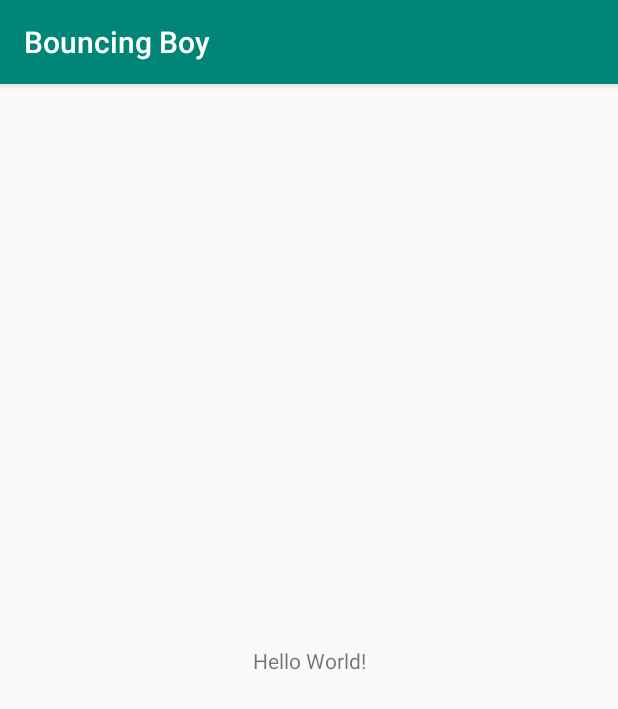
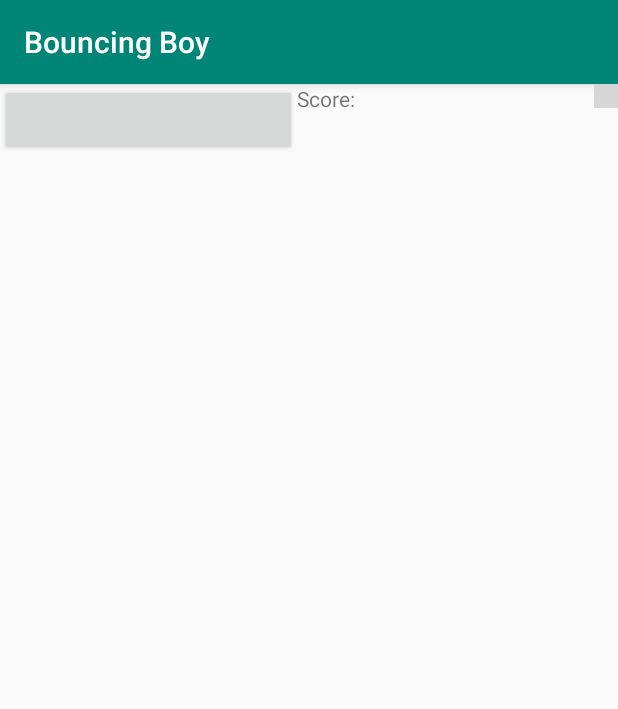
Before and after one commit to NMonastero/Bouncing-Boy, an Android app: the screen it shows after launch (MainActivity), on a phone screen of 412 x 824 dp. Shown: the top 709 px of the screen. Run offline under Robolectric (Android 15) with nearby library versions, the phone set to English and light mode, and no system bars; grey boxes are pictures that could not be loaded.

Commit message:
Added Start and Image button and Score Text
Added a Button to start the game
Added an ImageButton to move around
Added a TextView to display the score

```diff
--- a/app/src/main/AndroidManifest.xml
+++ b/app/src/main/AndroidManifest.xml
@@ -1,6 +1,6 @@
 <?xml version="1.0" encoding="utf-8"?>
 <manifest xmlns:android="http://schemas.android.com/apk/res/android"
-    package="com.example.bouncingboy" >
+    package="com.example.bouncingboy">
 
     <application
         android:allowBackup="true"
@@ -8,8 +8,8 @@
         android:label="@string/app_name"
         android:roundIcon="@mipmap/ic_launcher_round"
         android:supportsRtl="true"
-        android:theme="@style/AppTheme" >
-        <activity android:name=".MainActivity" >
+        android:theme="@style/AppTheme">
+        <activity android:name=".MainActivity">
             <intent-filter>
                 <action android:name="android.intent.action.MAIN" />
 
--- a/app/src/main/java/com/example/bouncingboy/MainActivity.java
+++ b/app/src/main/java/com/example/bouncingboy/MainActivity.java
@@ -1,6 +1,7 @@
 package com.example.bouncingboy;
 
 import androidx.appcompat.app.AppCompatActivity;
+
 import android.os.Bundle;
 
 public class MainActivity extends AppCompatActivity {
--- a/app/src/main/res/layout/activity_main.xml
+++ b/app/src/main/res/layout/activity_main.xml
@@ -1,19 +1,57 @@
 <?xml version="1.0" encoding="utf-8"?>
-<androidx.constraintlayout.widget.ConstraintLayout
-    xmlns:android="http://schemas.android.com/apk/res/android"
+<androidx.constraintlayout.widget.ConstraintLayout xmlns:android="http://schemas.android.com/apk/res/android"
+    xmlns:app="http://schemas.android.com/apk/res-auto"
     xmlns:tools="http://schemas.android.com/tools"
-    xmlns:app="http://schemas.android.com/apk/res-auto"
     android:layout_width="match_parent"
     android:layout_height="match_parent"
     tools:context=".MainActivity">
 
-    <TextView
-        android:layout_width="wrap_content"
-        android:layout_height="wrap_content"
-        android:text="Hello World!"
-        app:layout_constraintBottom_toBottomOf="parent"
-        app:layout_constraintLeft_toLeftOf="parent"
-        app:layout_constraintRight_toRightOf="parent"
-        app:layout_constraintTop_toTopOf="parent" />
+    <LinearLayout
+        android:layout_width="match_parent"
+        android:layout_height="match_parent"
+        android:orientation="vertical">
 
+        <LinearLayout
+            android:layout_width="match_parent"
+            android:layout_height="wrap_content"
+            android:orientation="horizontal">
+
+
+            <Button
+                android:id="@+id/startButton"
+                android:layout_width="fill_parent"
+                android:layout_height="wrap_content"
+                android:paddingLeft="10dp"
+                android:paddingRight="10dp"
+                android:paddingTop="2dp"
+                android:paddingBottom="2dp"
+                android:layout_weight="1"
+                android:textAllCaps="false"
+                />
+
+            <TextView
+                android:layout_width="match_parent"
+                android:layout_height="match_parent"
+                android:text = "Score:"
+                android:layout_weight="1"
+                android:textAllCaps="false"
+
+                />
+
+            <ImageButton
+                android:id="@+id/bouncingBoy"
+                android:layout_width="16dp"
+                android:layout_height="16dp"
+                android:src="@drawable/pig"
+                />
+
+        </LinearLayout>
+
+        <LinearLayout
+            android:id="@+id/customViewLayout"
+            android:layout_width="match_parent"
+            android:layout_height="wrap_content"
+            android:orientation="vertical">
+        </LinearLayout>
+    </LinearLayout>
 </androidx.constraintlayout.widget.ConstraintLayout>
--- a/app/src/main/res/mipmap-anydpi-v26/ic_launcher.xml
+++ b/app/src/main/res/mipmap-anydpi-v26/ic_launcher.xml
@@ -1,5 +1,5 @@
 <?xml version="1.0" encoding="utf-8"?>
 <adaptive-icon xmlns:android="http://schemas.android.com/apk/res/android">
-    <background android:drawable="@drawable/ic_launcher_background"/>
-    <foreground android:drawable="@drawable/ic_launcher_foreground"/>
+    <background android:drawable="@drawable/ic_launcher_background" />
+    <foreground android:drawable="@drawable/ic_launcher_foreground" />
 </adaptive-icon>
--- a/app/src/main/res/mipmap-anydpi-v26/ic_launcher_round.xml
+++ b/app/src/main/res/mipmap-anydpi-v26/ic_launcher_round.xml
@@ -1,5 +1,5 @@
 <?xml version="1.0" encoding="utf-8"?>
 <adaptive-icon xmlns:android="http://schemas.android.com/apk/res/android">
-    <background android:drawable="@drawable/ic_launcher_background"/>
-    <foreground android:drawable="@drawable/ic_launcher_foreground"/>
+    <background android:drawable="@drawable/ic_launcher_background" />
+    <foreground android:drawable="@drawable/ic_launcher_foreground" />
 </adaptive-icon>
--- a/gradle.properties
+++ b/gradle.properties
@@ -1,21 +1,16 @@
 # Project-wide Gradle settings.
-
 # IDE (e.g. Android Studio) users:
 # Gradle settings configured through the IDE *will override*
 # any settings specified in this file.
-
 # For more details on how to configure your build environment visit
 # http://www.gradle.org/docs/current/userguide/build_environment.html
-
 # Specifies the JVM arguments used for the daemon process.
 # The setting is particularly useful for tweaking memory settings.
 org.gradle.jvmargs=-Xmx1536m
-
 # When configured, Gradle will run in incubating parallel mode.
 # This option should only be used with decoupled projects. More details, visit
 # http://www.gradle.org/docs/current/userguide/multi_project_builds.html#sec:decoupled_projects
 # org.gradle.parallel=true
-
 # AndroidX package structure to make it clearer which packages are bundled with the
 # Android operating system, and which are packaged with your app's APK
 # https://developer.android.com/topic/libraries/support-library/androidx-rn
```
Also changed, not shown: app/src/main/res/drawable-v24/ic_launcher_foreground.xml (+6 -6 lines), app/src/main/res/drawable/ic_launcher_background.xml (+166 -70 lines), app/src/main/res/drawable/Pig.jpg (added), 1 other file.
